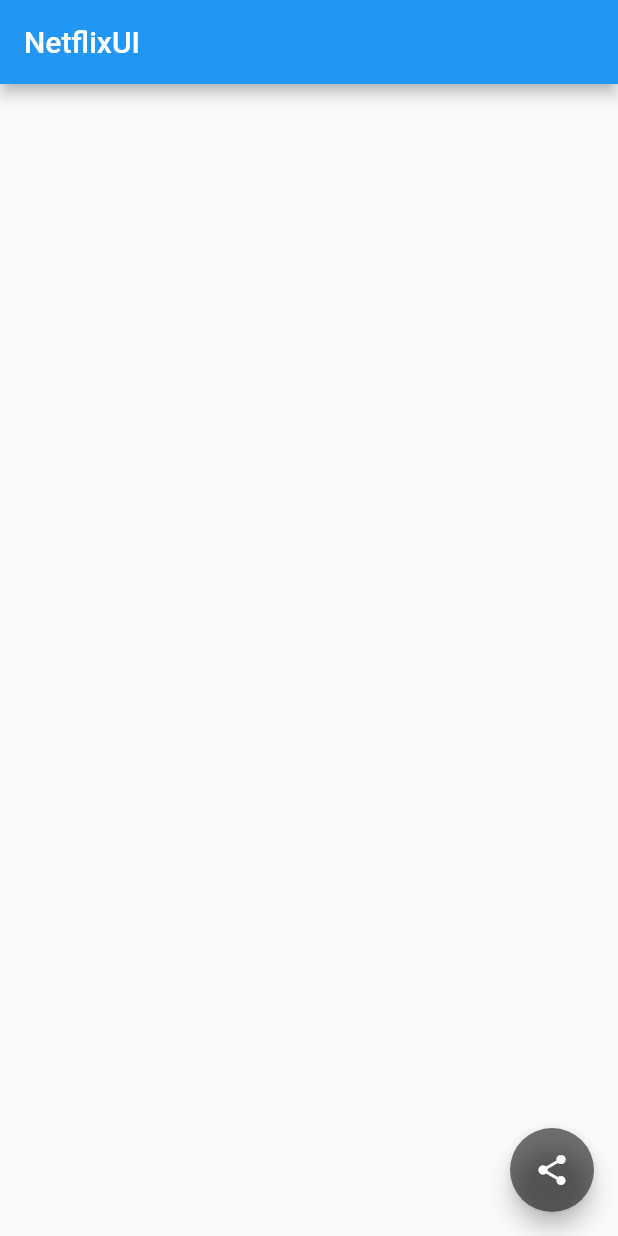
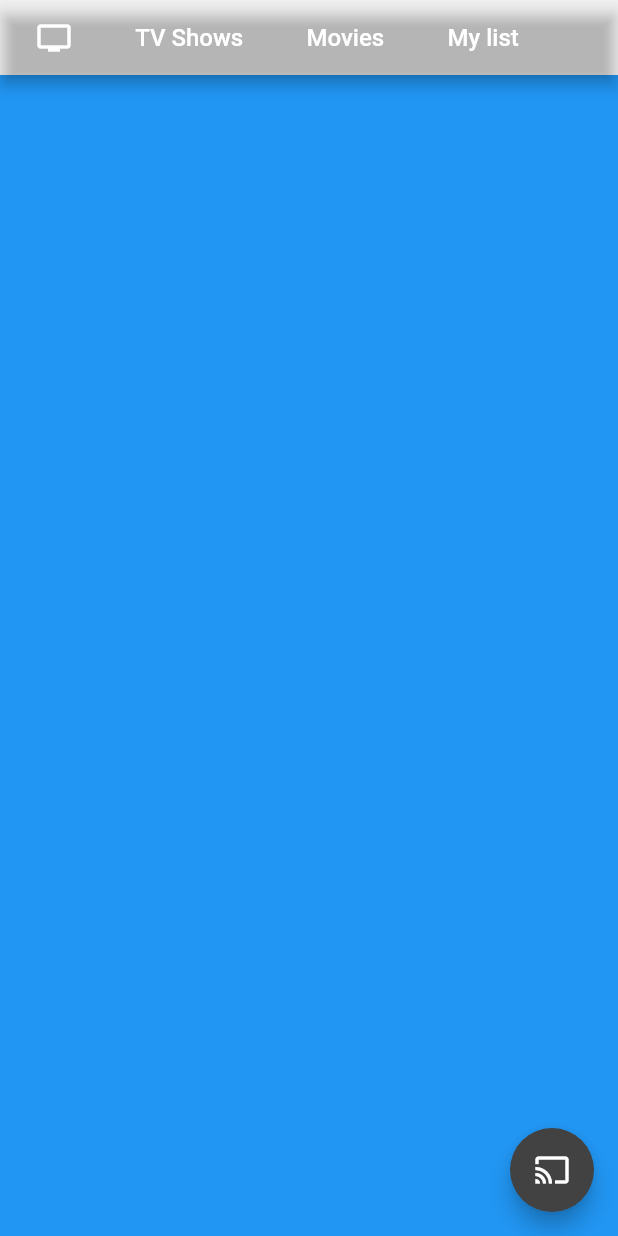
Before and after one commit to gabrielrf97/NetflixUI-flutter, a Flutter app: the screen it shows after launch, on a phone screen of 412 x 824 dp. Run offline on Flutter 3.47's test engine with Material 2 defaults, Android fonts, the phone set to English and light mode, and no system bars.

Commit message:
Evolving translucent AppBar

```diff
--- a/netflix_ui/lib/main.dart
+++ b/netflix_ui/lib/main.dart
@@ -1,21 +1,55 @@
 import 'package:flutter/material.dart';
 
+import './ui_components/translucent_app_bar.dart';
+
 void main() {
-  runApp(NetflixApp());
+  runApp(MaterialApp(home: NetflixApp()));
 }
 
-class NetflixApp extends StatelessWidget {
+class NetflixApp extends StatefulWidget {
+  @override
+  _NetflixAppState createState() => _NetflixAppState();
+}
+
+class _NetflixAppState extends State<NetflixApp> {
+  double _offset = 0.0;
+  ScrollController _scrollController;
+
+  @override
+  void initState() {
+    _scrollController = ScrollController()
+      ..addListener(() {
+        setState(() {
+          print(_scrollController.offset);
+          _offset = _scrollController.offset;
+        });
+      });
+    print('_scrollController $_scrollController');
+    super.initState();
+  }
+
   @override
   Widget build(BuildContext context) {
-    return MaterialApp(
-      home: Scaffold(
-        appBar: AppBar(
-          title: Text('NetflixUI'),
-        ),
-        floatingActionButton: FloatingActionButton(
-          backgroundColor: Colors.black54,
-          child: Icon(Icons.share),
-        ),
+    return Scaffold(
+      appBar: PreferredSize(
+        preferredSize: Size(double.infinity, 50.0),
+        child: TranslucentAppBar(offset: _offset),
+      ),
+      floatingActionButton: FloatingActionButton(
+        backgroundColor: Colors.grey.shade800,
+        child: Icon(Icons.cast),
+        onPressed: () => print('Pressed cast'),
+      ),
+      body: CustomScrollView(
+        controller: _scrollController,
+        slivers: [
+          SliverToBoxAdapter(
+            child: Container(
+              height: 800,
+              color: Colors.blue,
+            ),
+          )
+        ],
       ),
     );
   }
--- /dev/null
+++ b/netflix_ui/lib/screens/dashboard_screen.dart
@@ -0,0 +1,8 @@
+import 'package:flutter/material.dart';
+
+class DashboardScreen extends StatelessWidget {
+  @override
+  Widget build(BuildContext context) {
+    return Container();
+  }
+}
--- /dev/null
+++ b/netflix_ui/lib/ui_components/translucent_app_bar.dart
@@ -0,0 +1,61 @@
+import 'package:flutter/material.dart';
+
+class TranslucentAppBar extends StatelessWidget {
+  final double offset;
+
+  TranslucentAppBar({@required this.offset});
+
+  Widget build(BuildContext context) {
+    print('offset $offset');
+    return AppBar(
+      backgroundColor:
+          Colors.black.withOpacity((offset / 350).clamp(0, 1).toDouble()),
+      title: Padding(
+        padding: const EdgeInsets.all(8.0),
+        child: Row(children: [
+          Icon(Icons.tv),
+          Expanded(
+            child: Row(
+              mainAxisAlignment: MainAxisAlignment.spaceEvenly,
+              children: [
+                _AppBarItem(
+                  title: 'TV Shows',
+                  onTap: () => print('Tv Shows'),
+                ),
+                _AppBarItem(
+                  title: 'Movies',
+                  onTap: () => print('Movies'),
+                ),
+                _AppBarItem(
+                  title: 'My list',
+                  onTap: () => print('My list'),
+                ),
+              ],
+            ),
+          )
+        ]),
+      ),
+    );
+  }
+}
+
+class _AppBarItem extends StatelessWidget {
+  final String title;
+  final Function onTap;
+
+  _AppBarItem({this.title, this.onTap});
+
+  @override
+  Widget build(BuildContext context) {
+    return GestureDetector(
+      onTap: onTap,
+      child: Text(
+        title,
+        style: TextStyle(
+          fontSize: 16.0,
+          fontWeight: FontWeight.w500,
+        ),
+      ),
+    );
+  }
+}
```
